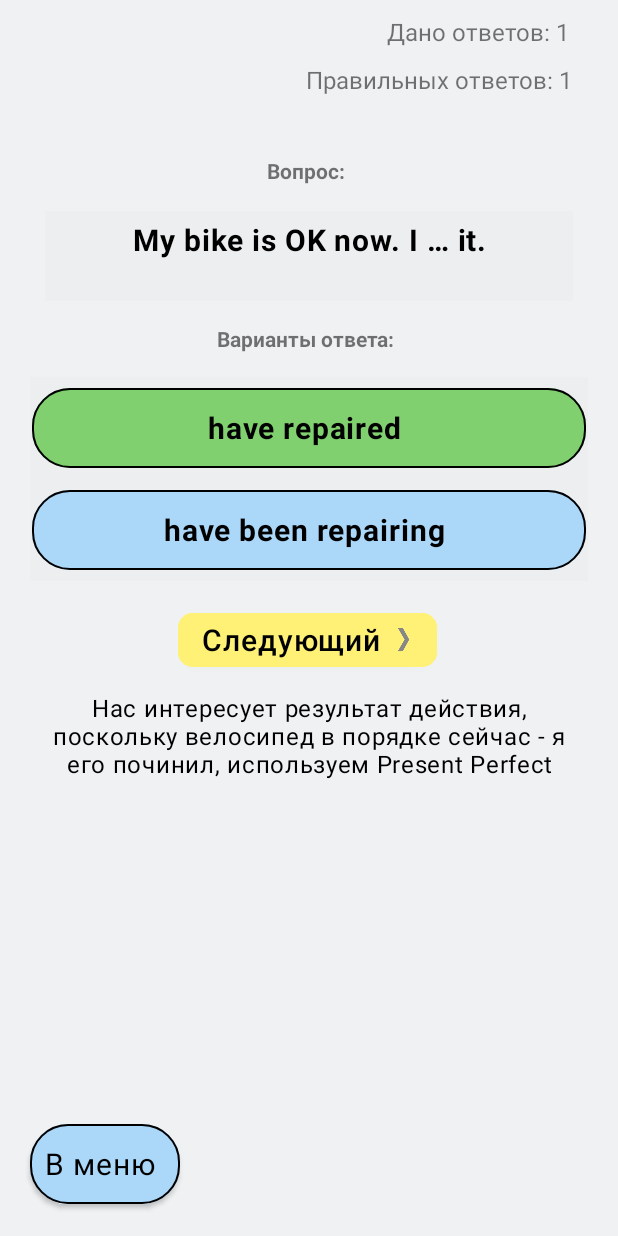
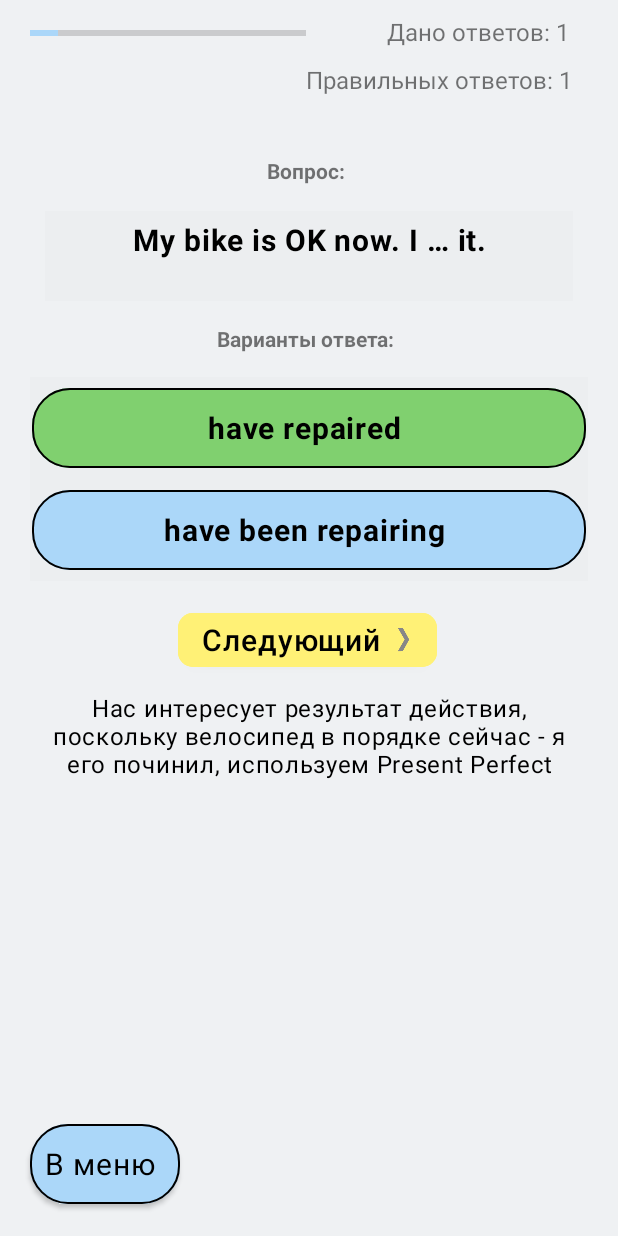
Before and after one commit to yudin5/EnglishQuiz, an Android app: the MainActivity screen opened directly, with no data from a screen before it, after a tap on "have repaired", on a phone screen of 412 x 824 dp. Run offline under Robolectric (Android 15) with nearby library versions, the phone set to English and light mode, and no system bars; Roboto replaces fonts that are not available here.

Commit message:
add simple progress bar

```diff
--- a/app/src/main/java/com/example/englishquiz/MainActivity.java
+++ b/app/src/main/java/com/example/englishquiz/MainActivity.java
@@ -3,8 +3,10 @@ package com.example.englishquiz;
 import android.content.Intent;
 import android.content.pm.ActivityInfo;
 import android.os.Bundle;
+import android.view.Gravity;
 import android.view.View;
 import android.widget.Button;
+import android.widget.ProgressBar;
 import android.widget.TextView;
 import android.widget.Toast;
 
@@ -14,6 +16,8 @@ import java.util.ArrayList;
 import java.util.List;
 
 public class MainActivity extends AppCompatActivity {
+
+    private ProgressBar progressBar;
 
     private Button firstOptionButton;
     private Button secondOptionButton;
@@ -38,6 +42,10 @@ public class MainActivity extends AppCompatActivity {
         setContentView(R.layout.activity_main);
 
         setRequestedOrientation(ActivityInfo.SCREEN_ORIENTATION_PORTRAIT);
+
+        progressBar = findViewById(R.id.progressBar);
+        progressBar.setMax(10);
+        progressBar.setProgress(0);
 
         firstOptionButton = findViewById(R.id.first_option_button);
         secondOptionButton = findViewById(R.id.second_option_button);
@@ -110,6 +118,8 @@ public class MainActivity extends AppCompatActivity {
     // Принимает какую кнопку нажал пользователь, 1 - первую, 2 - вторую
     private void checkAnswer(int userAnswer) {
 
+        progressBar.setProgress(progressBar.getProgress() + 1);
+
         firstOptionButton.setEnabled(false);
         secondOptionButton.setEnabled(false);
         explanationTextView.setVisibility(View.VISIBLE);
@@ -146,7 +156,9 @@ public class MainActivity extends AppCompatActivity {
         }
 
         int toastMessageId = isUserAnswerCorrect ? R.string.toast_correct : R.string.toast_incorrect;
-        Toast.makeText(this, toastMessageId, Toast.LENGTH_SHORT).show();
+        Toast toast = Toast.makeText(this, toastMessageId, Toast.LENGTH_SHORT);
+        toast.setGravity(Gravity.BOTTOM, 0, 70);
+        toast.show();
     }
 
 }
--- a/app/src/main/res/layout/activity_main.xml
+++ b/app/src/main/res/layout/activity_main.xml
@@ -6,6 +6,19 @@
     android:layout_height="match_parent"
     android:background="@color/bg"
     tools:context=".MainActivity">
+
+    <ProgressBar
+        android:id="@+id/progressBar"
+        style="?android:attr/progressBarStyleHorizontal"
+        android:layout_width="0dp"
+        android:layout_height="24dp"
+        android:layout_marginStart="20dp"
+        android:layout_marginTop="10dp"
+        android:animationResolution="@integer/material_motion_duration_medium_1"
+        android:progressTint="@color/btn_color_default"
+        app:layout_constraintEnd_toStartOf="@+id/right_answers_quantity"
+        app:layout_constraintStart_toStartOf="parent"
+        app:layout_constraintTop_toTopOf="parent" />
 
     <TextView
         android:id="@+id/right_answers_quantity"
```
